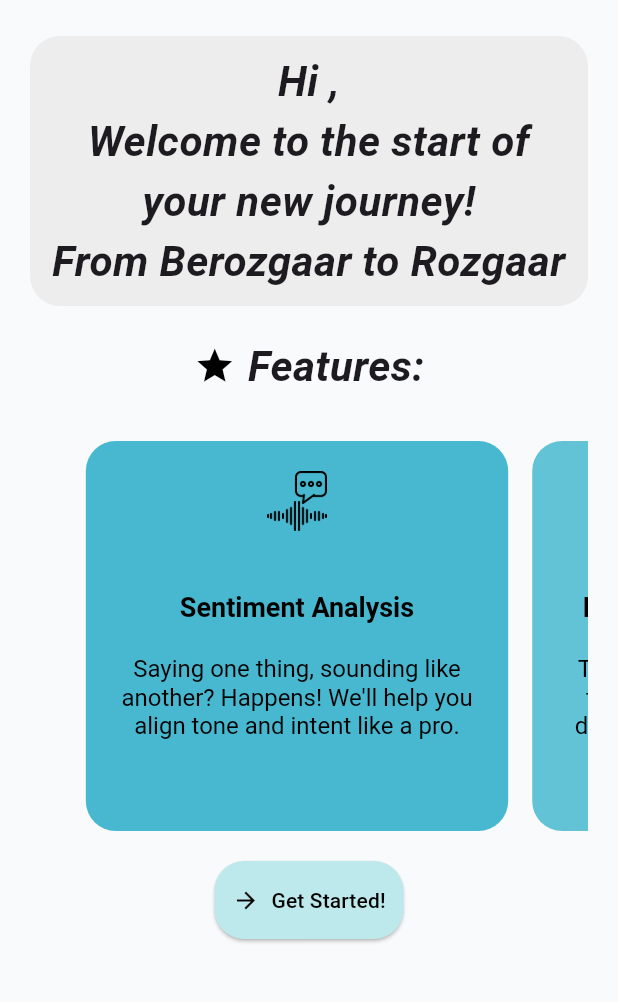
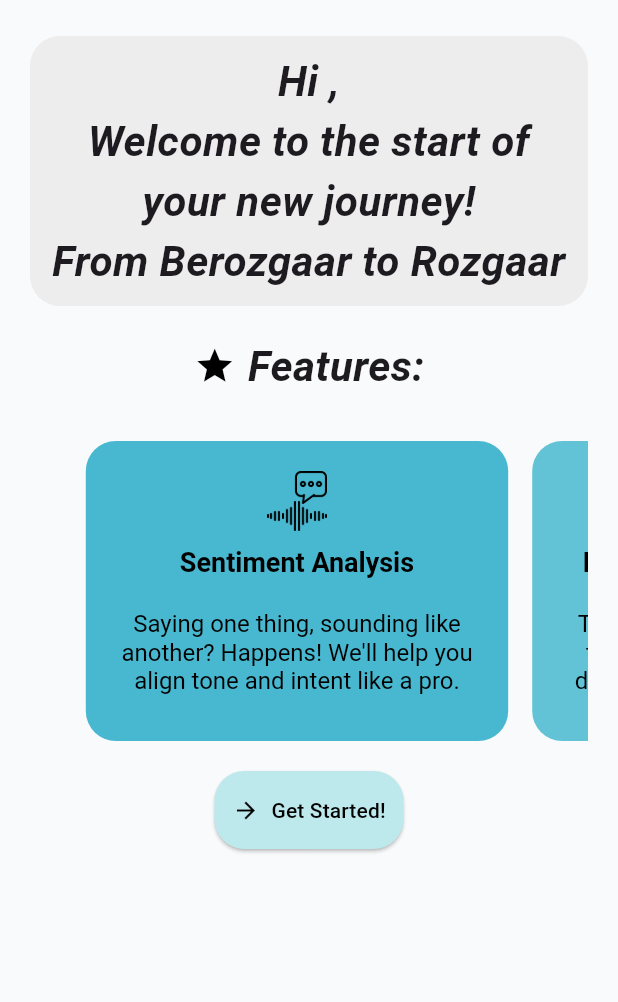
Before and after one commit to SapphireAG/AI-Interview-Coach-Talk2Hire, a Flutter app: the LandingPage screen opened by its route, on a phone screen of 412 x 824 dp, the part 150-1152 px from its top. Run offline on Flutter 3.47's test engine with Material 3 defaults, Android fonts, the phone set to English and light mode, and no system bars; our stand-ins replace audioplayers, camera; missing offline and left inert: record.

Commit message:
fixed pixel overflow on landing page

```diff
--- a/flutter_frontend/lib/landing_page.dart
+++ b/flutter_frontend/lib/landing_page.dart
@@ -149,7 +149,7 @@ class LandingPageState extends State<LandingPage> {
               // === Carousel of Features ===
               const SizedBox(height: 20),
               SizedBox(
-                height: 260,
+                height: 200,
                 child: PageView.builder(
                   controller: _pageController,
                   onPageChanged: (int index){
```
